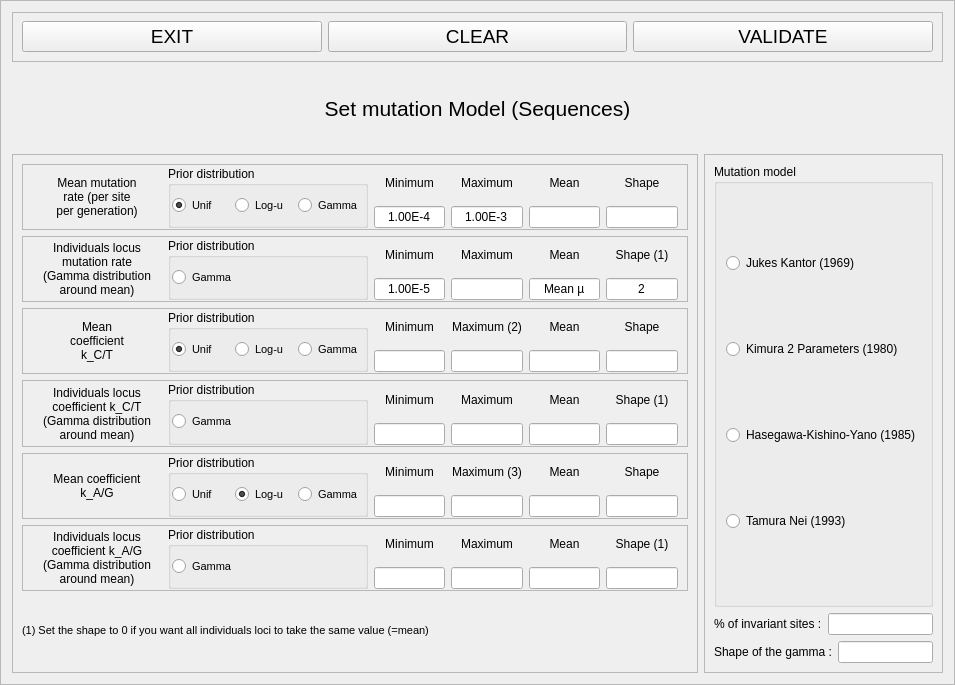
First picture: the form in python_interface/uis/setMutationModelSequences.ui, repository cbgp/diyabc, before the edit.
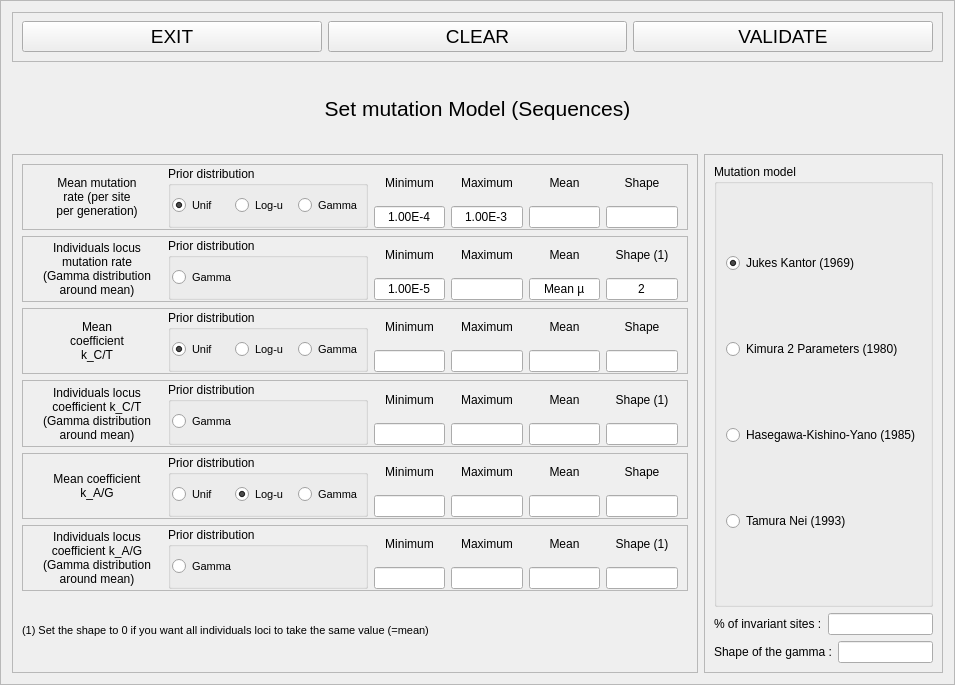
Second picture: the form after the edit.

What changed in the file:
```diff
--- a/python_interface/uis/setMutationModelSequences.ui
+++ b/python_interface/uis/setMutationModelSequences.ui
@@ -802,7 +802,7 @@
                 </size>
                </property>
                <property name="text">
-                <string>Maximum (2)</string>
+                <string>Maximum</string>
                </property>
                <property name="alignment">
                 <set>Qt::AlignCenter</set>
@@ -1283,7 +1283,7 @@
                 </size>
                </property>
                <property name="text">
-                <string>Maximum (3)</string>
+                <string>Maximum</string>
                </property>
                <property name="alignment">
                 <set>Qt::AlignCenter</set>
@@ -1637,6 +1637,9 @@
              <property name="text">
               <string>Jukes Kantor (1969)</string>
              </property>
+             <property name="checked">
+              <bool>true</bool>
+             </property>
             </widget>
            </item>
            <item>
```
Left out of the diff: 20 changed lines with no effect on the pictures.
